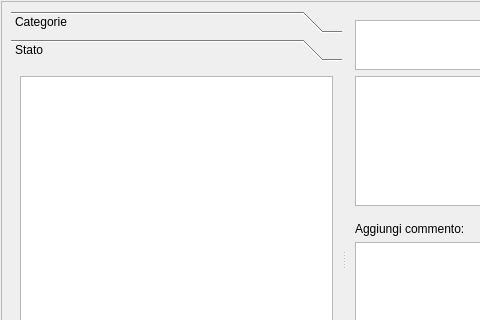
First picture: the form in lescienze500/src/bookmarkgui.ui, repository simon-r/LeScienze500, before the edit; both pictures show x 0 to 480 and y 0 to 320 of the 701 by 504 pixel window.
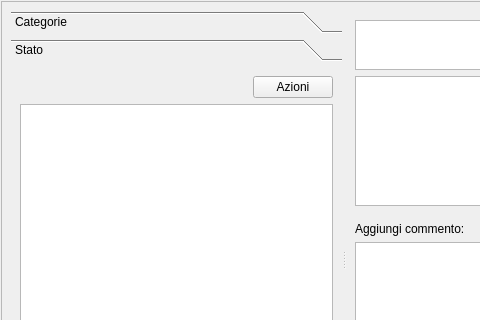
Second picture: the form after the edit. The open tabs and pages were chosen to show the change. Icons and pictures are not drawn.

```diff
--- a/lescienze500/src/bookmarkgui.ui
+++ b/lescienze500/src/bookmarkgui.ui
@@ -114,8 +114,8 @@
             <rect>
              <x>0</x>
              <y>0</y>
-             <width>83</width>
-             <height>72</height>
+             <width>312</width>
+             <height>394</height>
             </rect>
            </property>
            <attribute name="icon">
@@ -126,8 +126,41 @@
             <string>Stato</string>
            </attribute>
            <layout class="QVBoxLayout" name="verticalLayout_2">
+            <item>
+             <layout class="QGridLayout" name="gridLayout_3" columnstretch="0,0">
+              <property name="sizeConstraint">
+               <enum>QLayout::SetFixedSize</enum>
+              </property>
+              <item row="0" column="1">
+               <widget class="QPushButton" name="stateMenu">
+                <property name="text">
+                 <string>Azioni</string>
+                </property>
+               </widget>
+              </item>
+              <item row="0" column="0">
+               <spacer name="horizontalSpacer_2">
+                <property name="orientation">
+                 <enum>Qt::Horizontal</enum>
+                </property>
+                <property name="sizeHint" stdset="0">
+                 <size>
+                  <width>40</width>
+                  <height>20</height>
+                 </size>
+                </property>
+               </spacer>
+              </item>
+             </layout>
+            </item>
             <item>
              <widget class="QTreeWidget" name="treeStates">
+              <property name="maximumSize">
+               <size>
+                <width>16777215</width>
+                <height>16777215</height>
+               </size>
+              </property>
               <attribute name="headerVisible">
                <bool>false</bool>
               </attribute>
```
Left out of the diff: 34 changed lines with no effect on the pictures.
